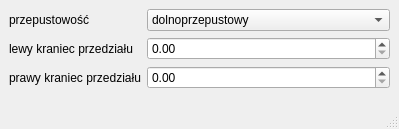
vatrasar/cyfrowe2, file filter_type.ui: the form before one commit.
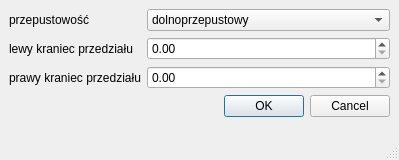
The form after the commit.

```diff
--- a/filter_type.ui
+++ b/filter_type.ui
@@ -7,7 +7,7 @@
     <x>0</x>
     <y>0</y>
     <width>399</width>
-    <height>129</height>
+    <height>160</height>
    </rect>
   </property>
   <property name="windowTitle">
@@ -74,6 +74,13 @@
       </property>
      </widget>
     </item>
+    <item row="3" column="0" colspan="2">
+     <widget class="QDialogButtonBox" name="button_dialog">
+      <property name="standardButtons">
+       <set>QDialogButtonBox::Cancel|QDialogButtonBox::Ok</set>
+      </property>
+     </widget>
+    </item>
    </layout>
   </widget>
   <widget class="QStatusBar" name="statusbar"/>
```
